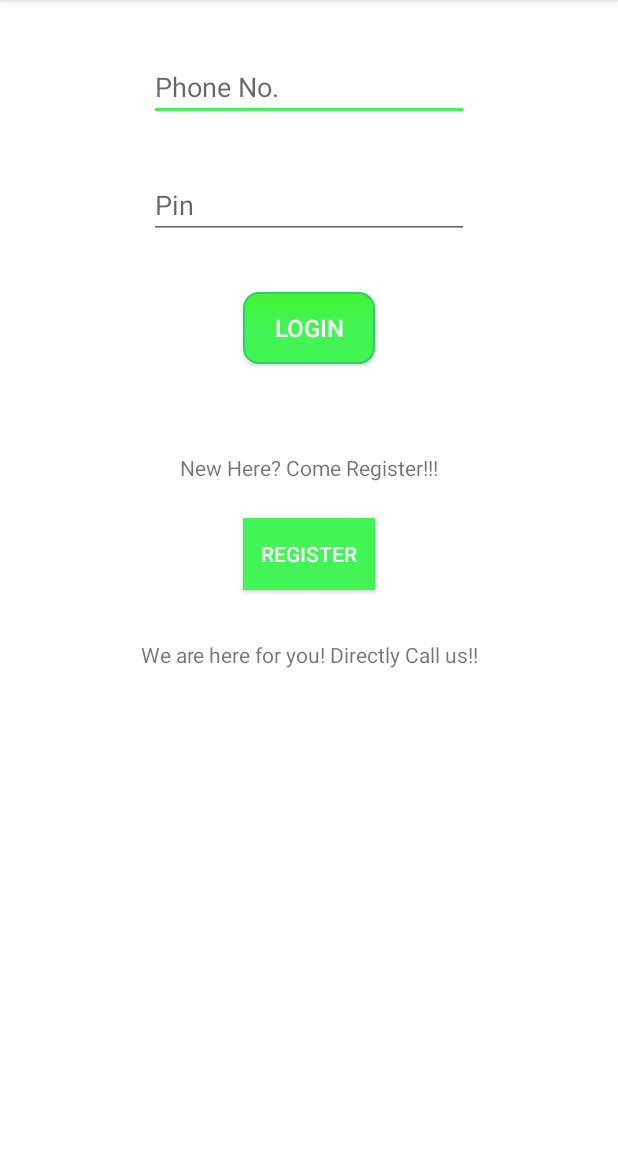
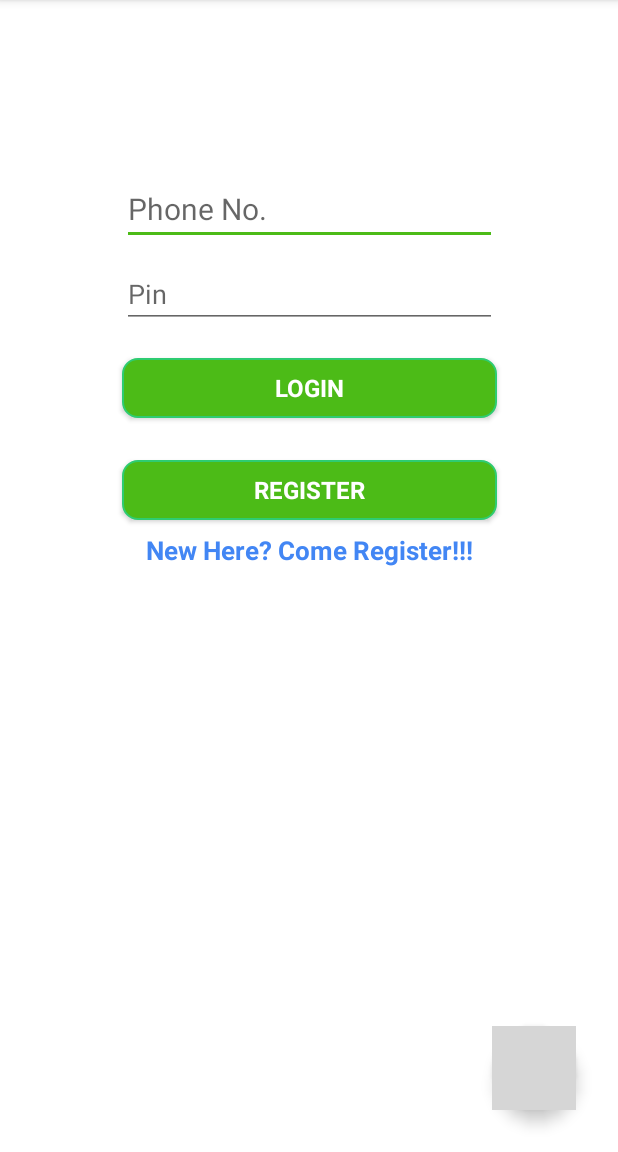
Before and after one commit to dailydelivery4u/DailyDelivery, an Android app: the screen it shows after launch (LoginActivity), on a phone screen of 412 x 824 dp, the part 84-1236 px from its top. Run offline under Robolectric (Android 15) with nearby library versions, the phone set to English and light mode, and no system bars; grey boxes are pictures that could not be loaded.

Commit message:
initial commit for blue green ui background and basic UI design

```diff
--- a/app/build.gradle
+++ b/app/build.gradle
@@ -30,4 +30,6 @@ dependencies {
 
     implementation 'com.android.support:recyclerview-v7:28.0.0'
     implementation 'com.github.jhonnyx2012:horizontal-picker:1.0.6'
+
+    implementation 'com.android.support:design:28.+'
 }
--- a/app/src/main/java/in/dailydelivery/dailydelivery/LoginActivity.java
+++ b/app/src/main/java/in/dailydelivery/dailydelivery/LoginActivity.java
@@ -7,7 +7,9 @@ import android.content.Intent;
 import android.content.SharedPreferences;
 import android.net.ConnectivityManager;
 import android.net.NetworkInfo;
+import android.net.Uri;
 import android.os.AsyncTask;
+import android.support.design.widget.FloatingActionButton;
 import android.support.v7.app.AlertDialog;
 import android.support.v7.app.AppCompatActivity;
 import android.os.Bundle;
@@ -44,6 +46,16 @@ public class LoginActivity extends AppCompatActivity {
         progress = new ProgressDialog(this);
 
         sharedPref = getSharedPreferences(getString(R.string.private_sharedpref_file), MODE_PRIVATE);
+
+        FloatingActionButton fab = findViewById(R.id.fab);
+        fab.setOnClickListener(new View.OnClickListener() {
+            @Override
+            public void onClick(View view) {
+                Intent intent = new Intent(Intent.ACTION_DIAL);
+                intent.setData(Uri.parse("tel:+919788528444"));
+                startActivity(intent);
+            }
+        });
     }
 
     public void onLoginBtnClicked(View view){
--- a/app/src/main/res/drawable/button_green.xml
+++ b/app/src/main/res/drawable/button_green.xml
@@ -2,9 +2,9 @@
 <shape xmlns:android="http://schemas.android.com/apk/res/android"
     android:shape="rectangle">
     <gradient
-        android:startColor="#42f430"
+        android:startColor="@color/colorAccent"
         android:centerColor="@color/colorAccent"
-        android:endColor="#42f450"
+        android:endColor="@color/colorAccent"
         android:angle="270" />
     <corners android:radius="10dp" />
     <stroke android:width="2px" android:color="#2ECC71" />
--- a/app/src/main/res/layout/activity_login.xml
+++ b/app/src/main/res/layout/activity_login.xml
@@ -8,72 +8,131 @@
 
     <EditText
         android:id="@+id/phnoInput"
-        android:layout_width="wrap_content"
+        android:layout_width="250dp"
         android:layout_height="wrap_content"
-        android:layout_marginTop="35dp"
+        android:layout_marginTop="115dp"
         android:ems="10"
         android:hint="Phone No."
         android:inputType="phone"
+        android:textColor="@color/colorPrimary"
+        android:textSize="20sp"
         app:layout_constraintEnd_toEndOf="parent"
         app:layout_constraintStart_toStartOf="parent"
         app:layout_constraintTop_toTopOf="parent" />
 
     <EditText
         android:id="@+id/pinInput"
-        android:layout_width="wrap_content"
+        android:layout_width="250dp"
         android:layout_height="wrap_content"
-        android:layout_marginTop="33dp"
+        android:layout_marginTop="10dp"
         android:ems="10"
         android:hint="Pin"
         android:inputType="numberPassword"
+        android:textColor="@color/colorPrimary"
         app:layout_constraintStart_toStartOf="@+id/phnoInput"
         app:layout_constraintTop_toBottomOf="@+id/phnoInput" />
 
     <Button
         android:id="@+id/button"
-        android:layout_width="wrap_content"
-        android:layout_height="wrap_content"
-        android:layout_marginTop="35dp"
+        android:layout_marginTop="20dp"
         android:onClick="onLoginBtnClicked"
         android:text="Login"
-        android:textSize="16dp"
-        android:background="@drawable/button_green"
-        android:textColor="@android:color/white"
+        style="@style/buttonStyle"
         app:layout_constraintEnd_toEndOf="parent"
         app:layout_constraintStart_toStartOf="parent"
         app:layout_constraintTop_toBottomOf="@+id/pinInput" />
 
-    <TextView
-        android:id="@+id/textView"
-        android:layout_width="wrap_content"
-        android:layout_height="wrap_content"
-        android:layout_marginTop="59dp"
-        android:text="New Here? Come Register!!!"
+    <Button
+        android:id="@+id/button2"
+        android:layout_marginStart="8dp"
+        android:layout_marginLeft="8dp"
+        android:layout_marginTop="28dp"
+        android:layout_marginEnd="8dp"
+        android:layout_marginRight="8dp"
+        android:onClick="onRegisterBrnClicked"
+        android:text="Register"
+        style="@style/buttonStyle"
         app:layout_constraintEnd_toEndOf="parent"
         app:layout_constraintStart_toStartOf="parent"
         app:layout_constraintTop_toBottomOf="@+id/button" />
 
-    <Button
-        android:id="@+id/button2"
+    <TextView
+        android:id="@+id/textView"
+        android:layout_width="wrap_content"
+        android:layout_height="0dp"
+        android:layout_marginTop="8dp"
+        android:text="New Here? Come Register!!!"
+        android:textColor="@color/colorPrimary"
+        android:textSize="17dp"
+        android:textStyle="bold"
+        app:layout_constraintEnd_toEndOf="parent"
+        app:layout_constraintStart_toStartOf="parent"
+        app:layout_constraintTop_toBottomOf="@+id/button2" />
+
+    <android.support.design.widget.FloatingActionButton
+        android:id="@+id/fab"
         android:layout_width="wrap_content"
         android:layout_height="wrap_content"
-        android:layout_marginStart="68dp"
-        android:layout_marginLeft="68dp"
-        android:layout_marginTop="24dp"
-        android:onClick="onRegisterBrnClicked"
-        android:text="Register"
-        android:background="@color/colorAccent"
-        android:textColor="@android:color/white"
-        app:layout_constraintStart_toStartOf="@+id/textView2"
-        app:layout_constraintTop_toBottomOf="@+id/textView" />
+        android:layout_gravity="bottom|right"
+        android:layout_marginEnd="28dp"
+        android:layout_marginRight="28dp"
+        android:layout_marginBottom="28dp"
+        android:clickable="true"
+        app:layout_constraintBottom_toBottomOf="parent"
+        app:layout_constraintEnd_toEndOf="parent"
+        app:srcCompat="@drawable/ic_call" />
 
+    <!--<TextView
+        android:id="@+id/contactText"
+        android:layout_width="wrap_content"
+        android:layout_height="0dp"
+        android:layout_marginTop="90dp"
+        android:layout_marginBottom="4dp"
+        android:text="+919788528444"
+        android:textColor="@color/colorAccent"
+        android:textSize="26dp"
+        android:textStyle="bold"
+        android:autoLink="phone"
+        android:clickable="true"
+        app:layout_constraintBottom_toTopOf="@+id/textView2"
+        app:layout_constraintTop_toBottomOf="@+id/textView"
+        app:layout_constraintStart_toStartOf="parent"
+        app:layout_constraintEnd_toEndOf="parent" />-->
+
+<!--
     <TextView
         android:id="@+id/textView2"
         android:layout_width="wrap_content"
         android:layout_height="wrap_content"
-        android:layout_marginTop="33dp"
-        android:text="We are here for you! Directly Call us!!"
+        android:layout_marginTop="170dp"
+        android:layout_marginBottom="20dp"
+        android:text="Need help? Call us"
+        android:textColor="@color/colorPrimary"
+        android:textSize="16dp"
+        android:textStyle="bold"
         app:layout_constraintEnd_toEndOf="parent"
         app:layout_constraintStart_toStartOf="parent"
         app:layout_constraintTop_toBottomOf="@+id/button2" />
+-->
+
+   <!-- <Button
+        android:id="@+id/helpButton"
+        android:layout_marginStart="8dp"
+        android:layout_marginLeft="8dp"
+        android:layout_marginTop="28dp"
+        android:layout_marginEnd="8dp"
+        android:layout_marginRight="8dp"
+        android:onClick="onRegisterBrnClicked"
+        android:text="?"
+        android:textStyle="bold"
+        android:textSize="30sp"
+        android:textColor="@android:color/white"
+        android:background="@drawable/round_button"
+        app:layout_constraintEnd_toEndOf="parent"
+        app:layout_constraintStart_toStartOf="parent"
+        app:layout_constraintTop_toBottomOf="@+id/textView"
+        android:layout_height="45dp"
+        android:layout_width="45dp" />-->
+
+
 </android.support.constraint.ConstraintLayout>
--- a/app/src/main/res/layout/activity_register.xml
+++ b/app/src/main/res/layout/activity_register.xml
@@ -14,6 +14,7 @@
         android:ems="10"
         android:inputType="textPersonName"
         android:hint="Name"
+        android:textColor="@color/colorPrimary"
         app:layout_constraintEnd_toEndOf="parent"
         app:layout_constraintStart_toStartOf="parent"
         app:layout_constraintTop_toTopOf="parent" />
@@ -26,6 +27,7 @@
         android:ems="10"
         android:hint="Phone Number"
         android:inputType="phone"
+        android:textColor="@color/colorPrimary"
         app:layout_constraintStart_toStartOf="@+id/nameInput"
         app:layout_constraintTop_toBottomOf="@+id/nameInput" />
 
@@ -39,16 +41,16 @@
         android:inputType="textMultiLine"
         android:lines="3"
         android:maxLines="5"
+        android:textColor="@color/colorPrimary"
         app:layout_constraintStart_toStartOf="@+id/phInput"
         app:layout_constraintTop_toBottomOf="@+id/phInput" />
 
     <Button
         android:id="@+id/registerBtn"
-        android:layout_width="wrap_content"
-        android:layout_height="wrap_content"
         android:layout_marginTop="59dp"
         android:onClick="registerBtnOnClick"
         android:text="Register"
+        style="@style/buttonStyle"
         app:layout_constraintEnd_toEndOf="parent"
         app:layout_constraintStart_toStartOf="parent"
         app:layout_constraintTop_toBottomOf="@+id/addInput" />
--- a/app/src/main/res/layout/activity_user_home.xml
+++ b/app/src/main/res/layout/activity_user_home.xml
@@ -12,6 +12,8 @@
         android:textAlignment="textEnd"
         android:paddingEnd="30dp"
         android:paddingRight="30dp"
+        android:textColor="@color/colorAccent"
+        android:textStyle="bold"
         android:gravity="end" />
 
     <com.github.jhonnyx2012.horizontalpicker.HorizontalPicker
@@ -22,7 +24,8 @@
 
     <Button
         android:id="@+id/button3"
-        android:layout_width="wrap_content"
+        style="@style/buttonStyle"
+        android:layout_width="136dp"
         android:layout_height="wrap_content"
         android:layout_alignParentBottom="true"
         android:layout_centerHorizontal="true"
--- a/app/src/main/res/values/colors.xml
+++ b/app/src/main/res/values/colors.xml
@@ -3,9 +3,5 @@
     <color name="colorPrimary">#4286f4</color>
     <color name="colorPrimaryDark">#415cf4</color>
     <color name="lightBackground">#e0fff8</color>
-    <color name="colorAccent">#42f456</color>
-    <color name="lightGreen">#008577</color>
-    <color name="darkGreen">#00574B</color>
-    <color name="magenta">#D81B60</color>
-    <color name="orange">#c45631</color>
+    <color name="colorAccent">#4CBB17</color>
 </resources>
--- a/app/src/main/res/values/styles.xml
+++ b/app/src/main/res/values/styles.xml
@@ -14,4 +14,14 @@
         <item name="android:windowBackground">@android:color/background_light</item>
     </style>
 
+    <style name="buttonStyle" parent="@android:style/Widget.Button.Small">
+        <item name="android:background">@drawable/button_green</item>
+        <item name="android:layout_width">250dp</item>
+        <item name="android:layout_height">40dp</item>
+        <item name="android:textColor">@android:color/white</item>
+        <item name="android:textSize">16dp</item>
+        <item name="android:textAllCaps">true</item>
+        <item name="android:textStyle">bold</item>
+    </style>
+
 </resources>
```
